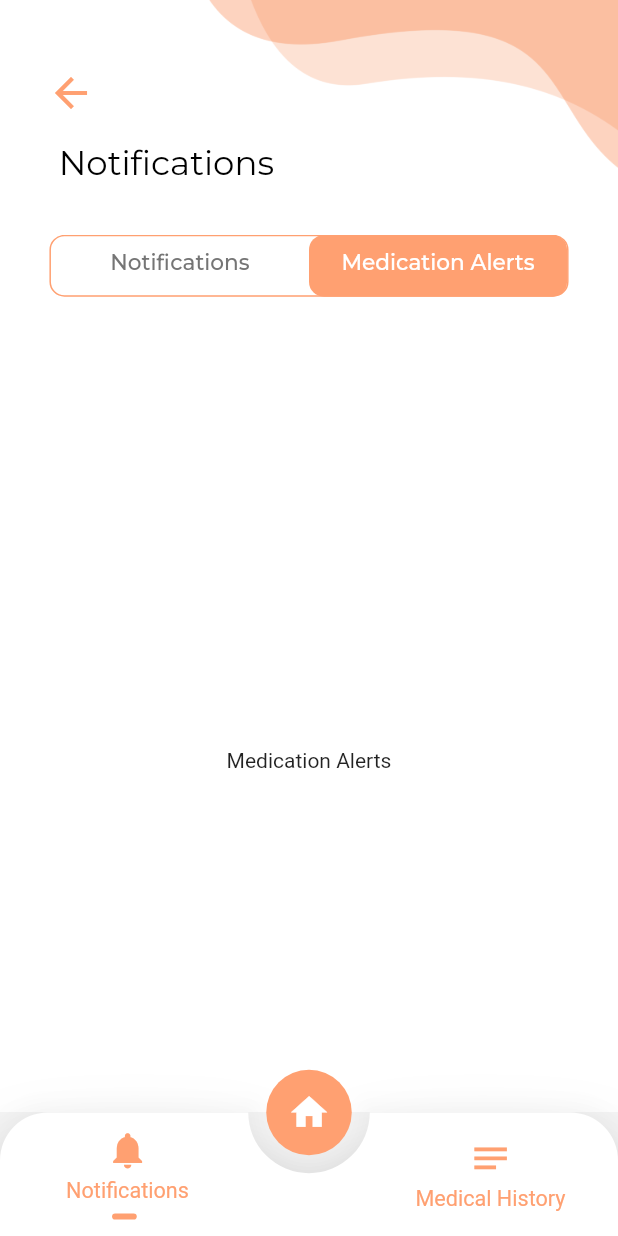
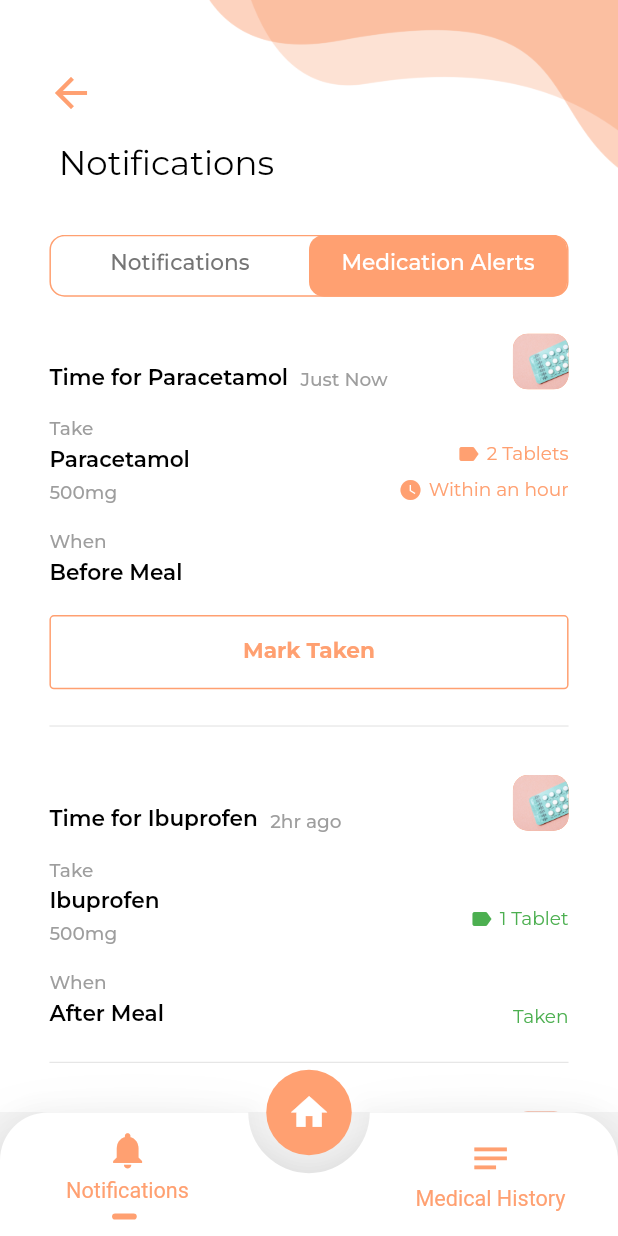
Before and after one commit to SankaM/Kahiya-Mobile, a Flutter app: the AllAppointmentPage screen opened by its route, after a tap on "Medication Alerts", on a phone screen of 412 x 824 dp. Run offline on Flutter 3.47's test engine with Material 2 defaults, Android fonts, the phone set to English and light mode, and no system bars; drawn by our look-alikes of animated_bottom_navigation_bar, auto_size_text, dotted_line, getwidget; our stand-ins replace flutter_phoenix, get, google_fonts; missing offline and left inert: simple_html_css.

Commit message:
[ePatient] Notification Page

```diff
--- a/ePatient/10__code/monda_epatient/lib/_0__infra/asset.dart
+++ b/ePatient/10__code/monda_epatient/lib/_0__infra/asset.dart
@@ -29,5 +29,7 @@ class Asset {
 
   static const png_time03 = 'assets/time03.png';
 
+  static const png__drug01 = 'assets/drug01.png';
+
   Asset._();
 }
--- a/ePatient/10__code/monda_epatient/lib/_0__infra/text_string.dart
+++ b/ePatient/10__code/monda_epatient/lib/_0__infra/text_string.dart
@@ -142,6 +142,16 @@ class TextString {
 
   static const String label__notifications = 'Notifications';
 
+  static const String label__taken = 'Taken';
+
+  static const String label__missed = 'Missed';
+
+  static const String label__when = 'When';
+
+  static const String label__take = 'Take';
+
+  static const String label__time_for = 'Time for';
+
   // ============================================================ TemplateString
   static final TemplateString labelCancelAppointmentDialog = TemplateString('<center>Are you sure want to cancel appointment with <b>{doctorName}</b> due on <b>{date}</b> at <b>{time}</b> ?</center>');
 
--- /dev/null
+++ b/ePatient/10__code/monda_epatient/lib/_4__presentation/page/_2__notification/widget__medication_alert_item.dart
@@ -0,0 +1,154 @@
+import 'package:flutter/material.dart';
+import 'package:getwidget/components/avatar/gf_avatar.dart';
+import 'package:getwidget/getwidget.dart';
+import 'package:monda_epatient/_0__infra/screen_util.dart';
+import 'package:monda_epatient/_0__infra/style.dart';
+import 'package:monda_epatient/_0__infra/text_string.dart';
+
+class MedicationAlertItem extends StatelessWidget {
+  final MedicationAlertItemType type;
+
+  final String fuzzyNotificationTime;   // 'Just Now'
+
+  final String drugName;                // 'Paracetamol'
+
+  final String drugImage;               // 'assets/blablabla.png'
+
+  final String drugSize;                // '500mg'
+
+  final String drugCount;               // '2 Tablets
+
+  final String medicineTime;            // 'Within an hour'
+
+  final String drugCondition;           // 'Before Meal'
+
+  MedicationAlertItem({
+    required this.type,
+    required this.fuzzyNotificationTime,
+    required this.drugName,
+    required this.drugImage,
+    required this.drugSize,
+    required this.drugCount,
+    required this.medicineTime,
+    required this.drugCondition,
+  });
+
+  @override
+  Widget build(BuildContext context) {
+    Color color = Style.colorPrimary;
+    if(type == MedicationAlertItemType.missed) {
+      color = Colors.red;
+    } else if(type == MedicationAlertItemType.taken) {
+      color = Colors.green;
+    }
+
+    return Container(
+      margin: EdgeInsets.only(top: ScreenUtil.heightInPercent(3), bottom: ScreenUtil.heightInPercent(2)),
+      child: Column(
+        crossAxisAlignment: CrossAxisAlignment.start,
+        children: [
+          // --------------------
+          Row(
+            crossAxisAlignment: CrossAxisAlignment.end,
+            mainAxisAlignment: MainAxisAlignment.start,
+            children: [
+              Text(TextString.label__time_for + ' ' + drugName, style: Style.defaultTextStyle(color: Colors.black, fontWeight: FontWeight.w600),),
+              SizedBox(width: ScreenUtil.widthInPercent(2)),
+              Text(fuzzyNotificationTime, style: Style.defaultTextStyle(color: Colors.grey, fontSize: Style.fontSize_S, fontWeight: FontWeight.w500),),
+              Spacer(),
+              Container(
+                child: GFAvatar(
+                  backgroundImage: AssetImage(drugImage),
+                  shape: GFAvatarShape.square,
+                  size: ScreenUtil.heightInPercent(3),
+                  borderRadius: BorderRadius.all(Radius.circular(10)),
+                ),
+              ),
+            ],
+          ),
+          SizedBox(height: ScreenUtil.heightInPercent(2.5),),
+
+          // --------------------
+          Row(
+            crossAxisAlignment: CrossAxisAlignment.end,
+            mainAxisAlignment: MainAxisAlignment.start,
+            children: [
+              Column(
+                crossAxisAlignment: CrossAxisAlignment.start,
+                children: [
+                  Text(TextString.label__take, style: Style.defaultTextStyle(color: Colors.grey, fontSize: Style.fontSize_S, fontWeight: FontWeight.w500),),
+                  SizedBox(height: ScreenUtil.heightInPercent(1)),
+                  Text(drugName, style: Style.defaultTextStyle(color: Colors.black, fontWeight: FontWeight.w600),),
+                  SizedBox(height: ScreenUtil.heightInPercent(1)),
+                  Text(drugSize, style: Style.defaultTextStyle(color: Colors.grey, fontSize: Style.fontSize_S, fontWeight: FontWeight.w500),),
+                ],
+              ),
+              Spacer(),
+              Column(
+                crossAxisAlignment: CrossAxisAlignment.end,
+                children: [
+                  Row(
+                    children: [
+                      Icon(Icons.label, color: color, size: Style.iconSize_S,),
+                      SizedBox(width: ScreenUtil.widthInPercent(1),),
+                      Text(drugCount, style: Style.defaultTextStyle(color: color, fontSize: Style.fontSize_S),),
+                    ],
+                  ),
+                  SizedBox(height: ScreenUtil.heightInPercent(1)),
+                  if(type == MedicationAlertItemType.mark_taken) Row(
+                    children: [
+                      Icon(Icons.watch_later, color: color, size: Style.iconSize_S,),
+                      SizedBox(width: ScreenUtil.widthInPercent(1),),
+                      Text(medicineTime, style: Style.defaultTextStyle(color: color, fontSize: Style.fontSize_S),),
+                    ],
+                  ),
+                ],
+              ),
+            ],
+          ),
+          SizedBox(height: ScreenUtil.heightInPercent(2.5),),
+
+          // --------------------
+          Row(
+            crossAxisAlignment: CrossAxisAlignment.end,
+            mainAxisAlignment: MainAxisAlignment.start,
+            children: [
+              Column(
+                crossAxisAlignment: CrossAxisAlignment.start,
+                children: [
+                  Text(TextString.label__when, style: Style.defaultTextStyle(color: Colors.grey, fontSize: Style.fontSize_S, fontWeight: FontWeight.w500),),
+                  SizedBox(height: ScreenUtil.heightInPercent(1)),
+                  Text(drugCondition, style: Style.defaultTextStyle(color: Colors.black, fontWeight: FontWeight.w600),),
+                ],
+              ),
+              Spacer(),
+              if(type == MedicationAlertItemType.taken) Text(TextString.label__taken, style: Style.defaultTextStyle(color: color, fontSize: Style.fontSize_S),),
+              if(type == MedicationAlertItemType.missed) Text(TextString.label__missed, style: Style.defaultTextStyle(color: color, fontSize: Style.fontSize_S),),
+            ],
+          ),
+          if(type == MedicationAlertItemType.mark_taken) _markTakenButton(context),
+        ],
+      ),
+    );
+  }
+
+  Widget _markTakenButton(BuildContext context) {
+    return Padding(
+      padding: EdgeInsets.only(top: ScreenUtil.heightInPercent(2.5)),
+      child: Container(
+        color: Colors.white,
+        width: double.infinity,
+        child: GFButton(
+          color: Style.colorPrimary,
+          type: GFButtonType.outline,
+          size: ScreenUtil.heightInPercent(6),
+          onPressed: () {
+          },
+          child: Text('Mark Taken', style: Style.defaultTextStyle(fontWeight: FontWeight.w700, color: Style.colorPrimary),),
+        ),
+      ),
+    );
+  }
+}
+
+enum MedicationAlertItemType { taken, missed, mark_taken }
--- a/ePatient/10__code/monda_epatient/lib/_4__presentation/page/_2__notification/widget__notification_tabs.dart
+++ b/ePatient/10__code/monda_epatient/lib/_4__presentation/page/_2__notification/widget__notification_tabs.dart
@@ -2,6 +2,7 @@ import 'package:flutter/material.dart';
 import 'package:monda_epatient/_0__infra/asset.dart';
 import 'package:monda_epatient/_0__infra/screen_util.dart';
 import 'package:monda_epatient/_0__infra/style.dart';
+import 'package:monda_epatient/_4__presentation/page/_2__notification/widget__medication_alert_item.dart';
 import 'package:monda_epatient/_4__presentation/page/_2__notification/widget__notification_item.dart';
 import 'package:monda_epatient/_9__modify/bubble_tab_indicator__0_1_6/bubble_tab_indicator.dart';
 import 'package:monda_epatient/_9__modify/flutter/custom_tabs.dart';
@@ -56,7 +57,6 @@ class _NotificationTab extends StatelessWidget {
   @override
   Widget build(BuildContext context) {
     return Container(
-      // color: Colors.red,
       height: ScreenUtil.heightInPercent(80),
       child: ListView(
         children: [
@@ -100,6 +100,19 @@ class _NotificationTab extends StatelessWidget {
 class _MedicationAlertTab extends StatelessWidget {
   @override
   Widget build(BuildContext context) {
-    return Container(child: Center(child: Text('Medication Alerts'),),);
+    return Container(
+      height: ScreenUtil.heightInPercent(80),
+      child: ListView(
+        children: [
+          MedicationAlertItem(type: MedicationAlertItemType.mark_taken, drugName: 'Paracetamol', fuzzyNotificationTime: 'Just Now', drugImage: Asset.png__drug01, drugSize: '500mg', drugCount: '2 Tablets', drugCondition: 'Before Meal', medicineTime: 'Within an hour',),
+          Divider(),
+          MedicationAlertItem(type: MedicationAlertItemType.taken, drugName: 'Ibuprofen', fuzzyNotificationTime: '2hr ago', drugImage: Asset.png__drug01, drugSize: '500mg', drugCount: '1 Tablet', drugCondition: 'After Meal', medicineTime: 'Within an hour',),
+          Divider(),
+          MedicationAlertItem(type: MedicationAlertItemType.missed, drugName: 'Ibuprofen', fuzzyNotificationTime: '10hr ago', drugImage: Asset.png__drug01, drugSize: '500mg', drugCount: '1 Tablet', drugCondition: 'After Meal', medicineTime: 'Within an hour',),
+          Divider(),
+          SizedBox(height: ScreenUtil.heightInPercent(20),),
+        ],
+      ),
+    );
   }
 }
```
Also changed, not shown: ePatient/10__code/monda_epatient/assets/drug01.png (added).
